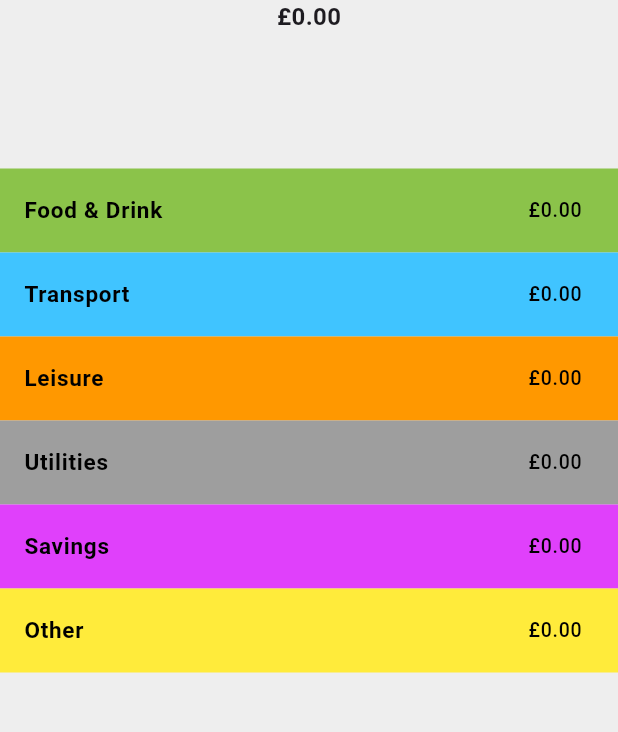
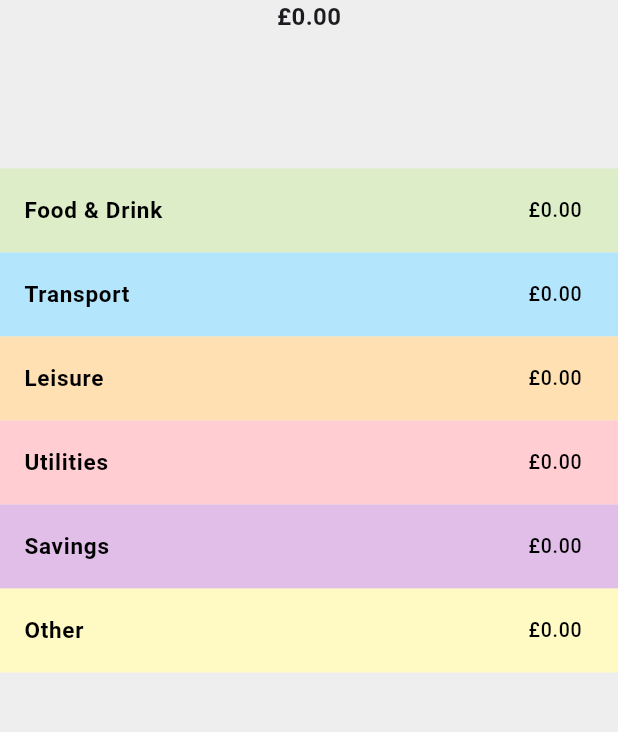
Before and after one commit to LTownsend99/Budget_App, a Flutter app: the BudgetingPage screen opened directly, on a phone screen of 412 x 824 dp, the part 391-1123 px from its top. Run offline on Flutter 3.47's test engine with Material 3 defaults, Android fonts, the phone set to English and light mode, and no system bars; drawn by our look-alikes of fl_chart; our stand-ins replace flutter_slidable, hive, hive_flutter, image_cropper, image_picker; missing offline and left inert: google_mlkit_text_recognition, passcode_screen; accounts and stored records are empty.

Commit message:
Change category colours to a more subtle colour

```diff
--- a/lib/components/category_colour_manager.dart
+++ b/lib/components/category_colour_manager.dart
@@ -2,12 +2,12 @@ import 'package:flutter/material.dart';
 
 class CategoryColorManager {
   static final Map<String, Color> _categoryColors = {
-    'Food & Drink': Colors.lightGreen,
-    'Transport': Colors.lightBlueAccent,
-    'Leisure': Colors.orange,
-    'Utilities': Colors.grey,
-    'Savings': Colors.purpleAccent,
-    'Other': Colors.yellow,
+    'Food & Drink': Colors.lightGreen.shade100,
+    'Transport': Colors.lightBlue.shade100,
+    'Leisure': Colors.orange.shade100,
+    'Utilities': Colors.red.shade100,
+    'Savings': Colors.purple.shade100,
+    'Other': Colors.yellow.shade100,
     // Add more categories and corresponding colors as needed
   };
 
```
